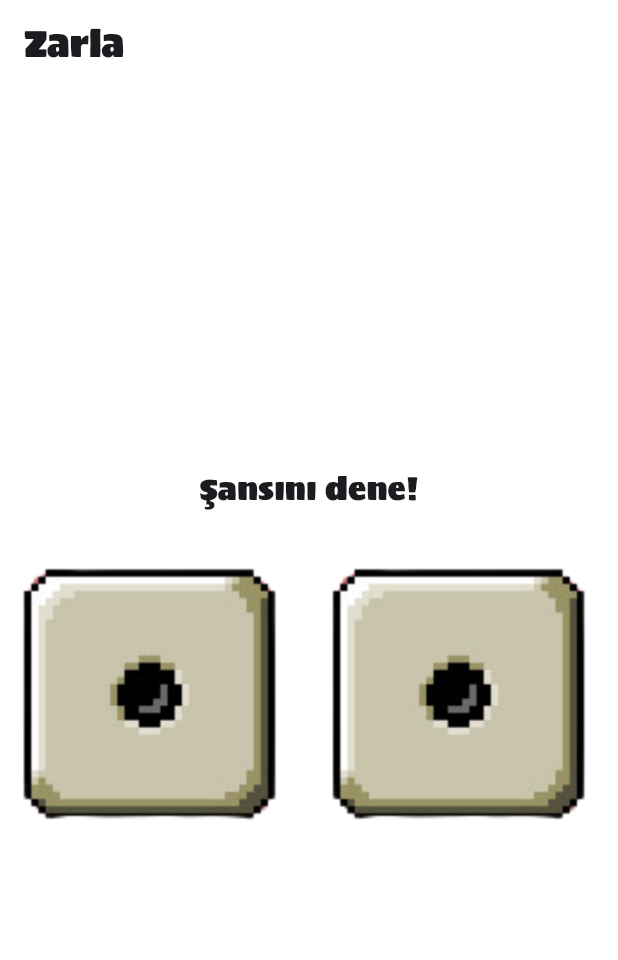
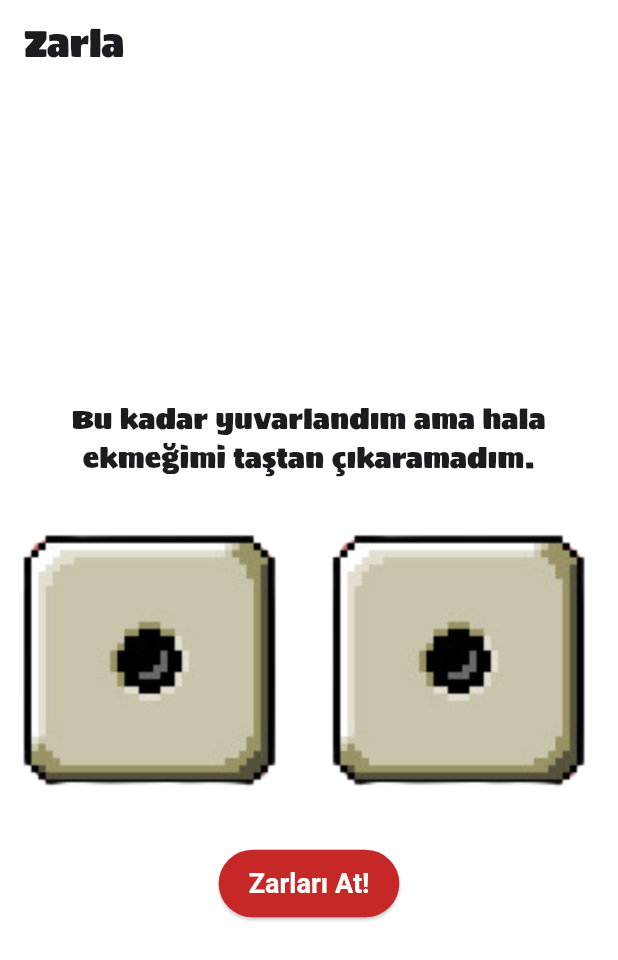
Before and after one commit to relmyer/zarla_dice, a Flutter app: the screen it shows after launch, on a phone screen of 412 x 824 dp. Shown: the top 960 px of the screen. Run offline on Flutter 3.47's test engine with Material 3 defaults, Android fonts, the light colour scheme and no system bars.

Commit message:
fonskiyon ekledim bir de fontları değiştirdim

```diff
--- a/lib/main.dart
+++ b/lib/main.dart
@@ -2,7 +2,7 @@ import 'package:flutter/material.dart';
 import 'dart:math';
 
 void main() {
-  return runApp(
+  runApp(
     MaterialApp(
       theme: ThemeData(
         fontFamily: 'Sigmar',
@@ -33,17 +33,62 @@ class DicePage extends StatefulWidget {
 class _DicePageState extends State<DicePage> {
   int leftDiceNumber = 1;
   int rightDiceNumber = 1;
+  int rollCount = 0;
+  int textIndex = 0;
+
+  //çok komiğimdir
+  final List<String> funnyTexts = [
+    "Bu kadar yuvarlandım ama hala ekmeğimi taştan çıkaramadım.",
+    "Roll dedik de, çeyrek altın roll-on gibi oldu...",
+    "Yuvarlanıyorum ama tekerlek değilim, bu nasıl hayat?",
+    "Düşe kalka gidiyoruz ama hala yol yapıyorlar...",
+    "Bu hayat bana 'roll' biçmiş ama ben simit olmayı tercih ediyorum.",
+    "Yuvarlanıyoruz ama düz yol yok.",
+    "Roll dedik, yine simit fiyatı aklıma geldi.",
+    "Kader zar attı, yine düşeş değil, düşüş geldi.",
+    "Tekerlek değilim ama hep bir yerlere savruluyorum.",
+    "Yuvarlanıyoruz işte, ama dik duranı seviyor bu hayat.",
+    "Düşe kalka büyüyoruz, ama daha çok düşüyoruz."
+  ];
+
+  int getRandomDiceNumber() {
+    return Random().nextInt(6) + 1;
+  }
+
+
+  void rollDice() {
+    setState(() {
+      leftDiceNumber = getRandomDiceNumber();
+      rightDiceNumber = getRandomDiceNumber();
+      rollCount++;
+
+      if (rollCount % 2 == 0) {
+        textIndex = (textIndex + 1) % funnyTexts.length;
+      }
+    });
+  }
 
 
   void rollLeftDice() {
     setState(() {
-      leftDiceNumber = Random().nextInt(6) + 1;
+      leftDiceNumber = getRandomDiceNumber();
+      rollCount++;
+
+      if (rollCount % 2 == 0) {
+        textIndex = (textIndex + 1) % funnyTexts.length;
+      }
     });
   }
 
+
   void rollRightDice() {
     setState(() {
-      rightDiceNumber = Random().nextInt(6) + 1;
+      rightDiceNumber = getRandomDiceNumber();
+      rollCount++;
+
+      if (rollCount % 2 == 0) {
+        textIndex = (textIndex + 1) % funnyTexts.length;
+      }
     });
   }
 
@@ -52,11 +97,12 @@ class _DicePageState extends State<DicePage> {
     return Column(
       mainAxisAlignment: MainAxisAlignment.center,
       children: [
-        const Text(
-          "Şansını dene!",
-          style: TextStyle(
+        Text(
+          funnyTexts[textIndex],
+          textAlign: TextAlign.center,
+          style: const TextStyle(
             fontFamily: 'Sigmar',
-            fontSize: 20,
+            fontSize: 18,
             fontWeight: FontWeight.w500,
           ),
         ),
@@ -78,6 +124,17 @@ class _DicePageState extends State<DicePage> {
             ),
           ],
         ),
+        const SizedBox(height: 20),
+        ElevatedButton(
+          onPressed: rollDice,
+          style: ElevatedButton.styleFrom(
+            backgroundColor: Color(0xFFC62828),
+            foregroundColor: Colors.white,
+            padding: const EdgeInsets.symmetric(horizontal: 20, vertical: 12),
+            textStyle: const TextStyle(fontSize: 18, fontWeight: FontWeight.bold),
+          ),
+          child: const Text("Zarları At!"),
+        ),
       ],
     );
   }
```
